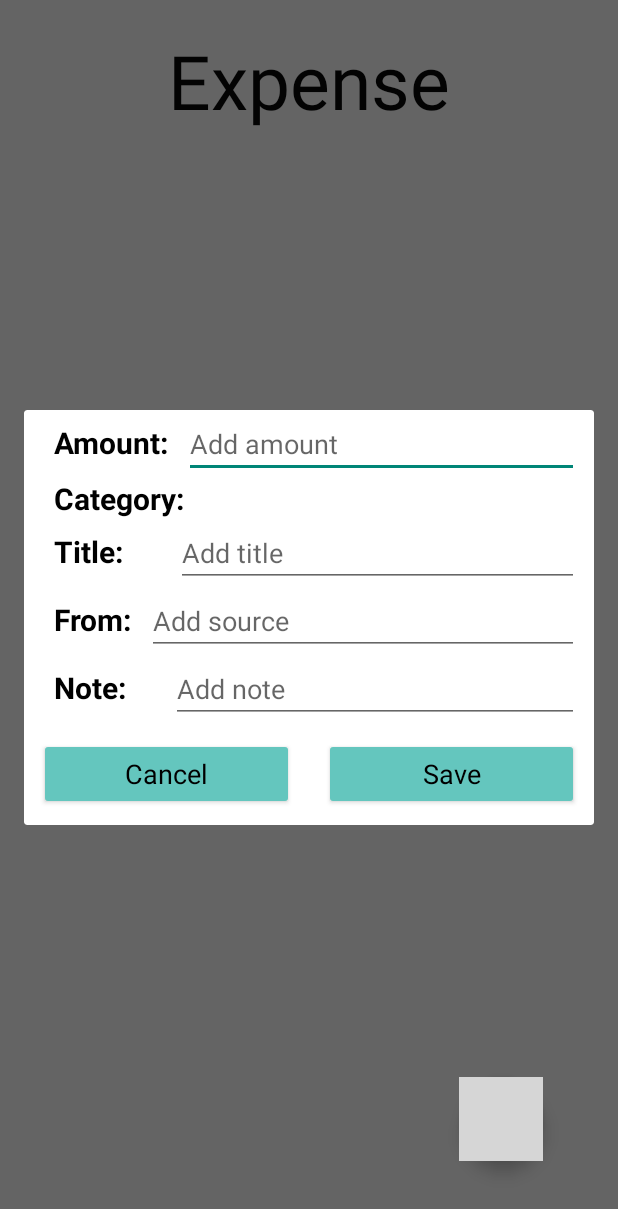
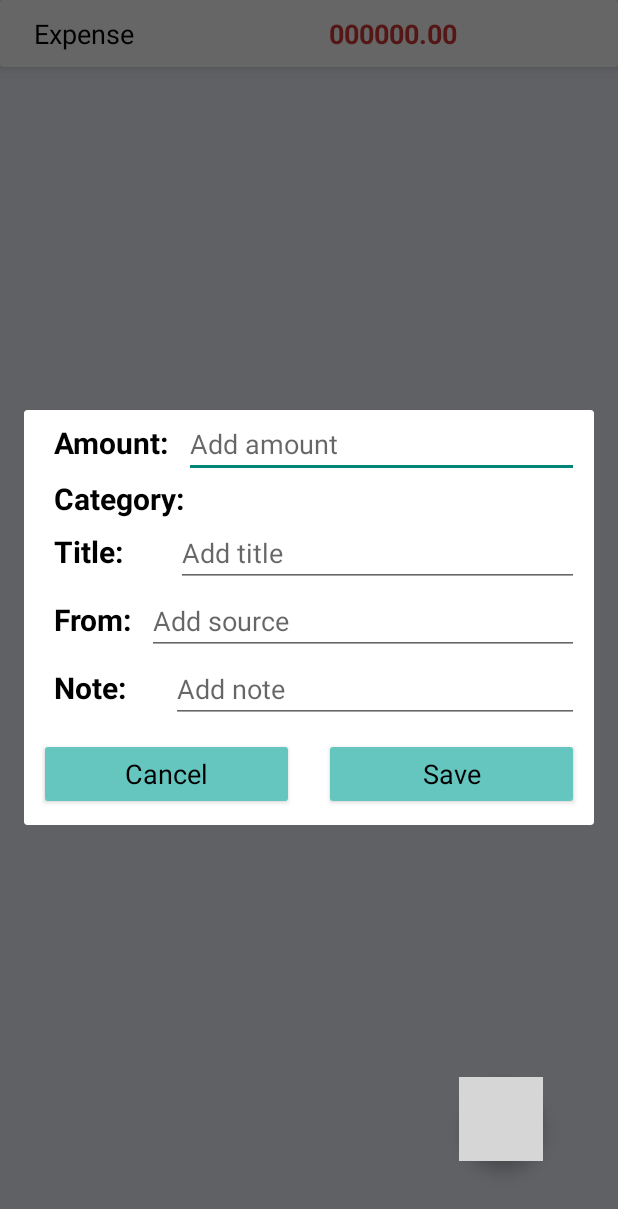
Before and after one commit to Nabilatasnia/NinjaMoneyFinal, an Android app: the Expense screen opened directly, with no data from a screen before it, after a tap on an icon or button, on a phone screen of 412 x 824 dp. Shown: the top 1209 px of the screen. Run offline under Robolectric (Android 15) with nearby library versions, the phone set to English and light mode, and no system bars; our stand-ins replace Firebase (no records; nobody signed in at launch, a user with empty details on screens opened directly); grey boxes are pictures that could not be loaded.

Commit message:
Shundorified by Nabila

```diff
--- a/app/src/main/java/com/example/ninjamoney/Expense.java
+++ b/app/src/main/java/com/example/ninjamoney/Expense.java
@@ -1,16 +1,37 @@
 package com.example.ninjamoney;
 
+import androidx.appcompat.app.AlertDialog;
 import androidx.appcompat.app.AppCompatActivity;
+import androidx.recyclerview.widget.LinearLayoutManager;
+import androidx.recyclerview.widget.RecyclerView;
 
 import android.app.Dialog;
 import android.os.Bundle;
+import android.text.TextUtils;
+import android.view.LayoutInflater;
 import android.view.View;
 import android.widget.Button;
+import android.widget.EditText;
+import android.widget.Toast;
 
+import com.example.ninjamoney.Model.Data;
+import com.firebase.ui.database.FirebaseRecyclerAdapter;
 import com.google.android.material.floatingactionbutton.FloatingActionButton;
+import com.google.firebase.auth.FirebaseAuth;
+import com.google.firebase.auth.FirebaseUser;
+import com.google.firebase.database.DatabaseReference;
+import com.google.firebase.database.FirebaseDatabase;
+
+import java.text.DateFormat;
+import java.util.Date;
 
 public class Expense extends AppCompatActivity  implements View.OnClickListener {
     private FloatingActionButton fab_expense_btn;
+    private FirebaseAuth mAuth;
+    private LinearLayoutManager layoutManager;
+    private DatabaseReference mExpenseDatabase;
+    private RecyclerView recyclerView;
+    private FirebaseRecyclerAdapter adapter;
     @Override
     protected void onCreate(Bundle savedInstanceState) {
         super.onCreate(savedInstanceState);
@@ -20,6 +41,16 @@ public class Expense extends AppCompatActivity  implements View.OnClickListener
     private void setup(){
         fab_expense_btn = findViewById(R.id.add);
         fab_expense_btn.setOnClickListener(this);
+        recyclerView=findViewById(R.id.recycler_id_expense);
+        layoutManager=new LinearLayoutManager(this);
+        layoutManager.setReverseLayout(true);
+        layoutManager.setStackFromEnd(true);
+        recyclerView.setHasFixedSize(true);
+        recyclerView.setLayoutManager(layoutManager);
+        mAuth= FirebaseAuth.getInstance();
+        FirebaseUser muser=mAuth.getCurrentUser();
+        String uid=muser.getUid();
+        mExpenseDatabase= FirebaseDatabase.getInstance().getReference().child("ExpenseData").child(uid);
     }
     @Override
     public void onClick(View v) {
@@ -27,18 +58,65 @@ public class Expense extends AppCompatActivity  implements View.OnClickListener
     }
     private void open(View v) {
 
-        Dialog dialog=new Dialog(Expense.this);
-        dialog.setContentView(R.layout.activity_input_expense);
-        dialog.setTitle("Title...");
-        dialog.show();
-        Button dialogButton = (Button) dialog.findViewById(R.id.button_cancel);
+        AlertDialog.Builder mydialog = new AlertDialog.Builder(Expense.this);
+        LayoutInflater inflater = LayoutInflater.from(Expense.this);
+        View myview = inflater.inflate(R.layout.activity_input_expense, null);
+        mydialog.setView(myview);
+        final AlertDialog dialog = mydialog.create();
+        dialog.setCancelable(false);
+        final EditText edtAmount=myview.findViewById(R.id.amount);
+        final EditText edtTitle=myview.findViewById(R.id.title);
+        final EditText edtFrom=myview.findViewById(R.id.source);
+        final EditText edtNote=myview.findViewById(R.id.note);
 
-        dialogButton.setOnClickListener(new View.OnClickListener() {
+
+        Button btnSave=myview.findViewById(R.id.button_save);
+        Button btnCancel=myview.findViewById(R.id.button_cancel);
+
+        btnSave.setOnClickListener(new View.OnClickListener() {
+            @Override
+            public void onClick(View v) {
+                String title=edtTitle.getText().toString().trim();
+                String amount=edtAmount.getText().toString().trim();
+                //String source=edtSource.getText().toString().trim();
+                String note=edtNote.getText().toString().trim();
+
+                if (TextUtils.isEmpty(title)){
+                    edtTitle.setError("Required Field..");
+                    return;
+                }
+
+                if (TextUtils.isEmpty(amount)){
+                    edtAmount.setError("Required Field..");
+                    return;
+                }
+
+                int amountint=Integer.parseInt(amount);
+
+                if (TextUtils.isEmpty(note)){
+                    edtNote.setError("Required Field..");
+                    return;
+                }
+
+                String id=mExpenseDatabase.push().getKey();
+                String mDate = DateFormat.getDateInstance().format(new Date());
+
+                Data data=new Data(amountint,title, id,mDate,note);
+                mExpenseDatabase.child(id).setValue(data);
+
+                Toast.makeText(Expense.this,"Data ADDED", Toast.LENGTH_SHORT).show();
+
+
+                dialog.dismiss();
+            }
+        });
+        btnCancel.setOnClickListener(new View.OnClickListener() {
             @Override
             public void onClick(View v) {
                 dialog.dismiss();
             }
         });
+        dialog.show();
 
     }
 }
--- a/app/src/main/java/com/example/ninjamoney/Income.java
+++ b/app/src/main/java/com/example/ninjamoney/Income.java
@@ -43,7 +43,7 @@ private FirebaseRecyclerAdapter adapter;
         super.onCreate(savedInstanceState);
         setContentView(R.layout.activity_income);
         setup();
-        Load();
+
     }
 
     private void setup(){
@@ -112,7 +112,7 @@ private FirebaseRecyclerAdapter adapter;
                 mIncomeDatabase.child(id).setValue(data);
 
                 Toast.makeText(Income.this,"Data ADDED", Toast.LENGTH_SHORT).show();
-
+               // Load();
 
                 dialog.dismiss();
             }
--- a/app/src/main/res/layout/activity_expense.xml
+++ b/app/src/main/res/layout/activity_expense.xml
@@ -4,18 +4,73 @@
     xmlns:tools="http://schemas.android.com/tools"
     android:layout_width="match_parent"
     android:layout_height="match_parent"
-    tools:context=".Income">
+    tools:context=".Expense">
 
-    <TextView
-        android:id="@+id/tvIncome"
-        android:layout_width="wrap_content"
-        android:layout_height="108dp"
-        android:layout_centerHorizontal="true"
-        android:height="50dp"
-        android:paddingTop="20dp"
-        android:text="Expense"
-        android:textColor="#070707"
-        android:textSize="50dp" />
+    <LinearLayout
+        android:layout_width="match_parent"
+        android:layout_height="match_parent"
+
+        android:orientation="vertical"
+        android:background="#FFF1F3FC"
+        >
+
+        <androidx.cardview.widget.CardView
+            android:layout_width="match_parent"
+            android:layout_height="wrap_content"
+            app:cardElevation="5dp"
+            android:elevation="10dp">
+            <LinearLayout
+                android:layout_width="match_parent"
+                android:layout_height="wrap_content"
+                android:orientation="horizontal"
+                >
+
+                <RelativeLayout
+                    android:layout_width="0dp"
+                    android:layout_weight="1"
+                    android:gravity="center"
+                    android:layout_margin="10dp"
+
+                    android:layout_height="wrap_content">
+                    <TextView
+                        android:layout_height="wrap_content"
+                        android:layout_width="wrap_content"
+                        android:textAppearance="@style/TextAppearance.AppCompat.Medium"
+                        android:textColor="@color/black"
+                        android:text="Expense"
+                        />
+
+                </RelativeLayout>
+                <RelativeLayout
+                    android:layout_width="0dp"
+                    android:layout_weight="3"
+                    android:gravity="center"
+                    android:layout_margin="10dp"
+
+                    android:layout_height="wrap_content">
+
+                    <TextView
+                        android:id="@+id/income_txt_result"
+                        android:layout_width="wrap_content"
+                        android:layout_height="wrap_content"
+                        android:text="000000.00"
+                        android:textStyle="bold"
+                        android:textAppearance="@style/TextAppearance.AppCompat.Medium"
+                        android:textColor="#D53838" />
+
+                </RelativeLayout>
+            </LinearLayout>
+
+        </androidx.cardview.widget.CardView>
+
+        <androidx.recyclerview.widget.RecyclerView
+            android:layout_width="match_parent"
+            android:layout_height="match_parent"
+            android:id="@+id/recycler_id_expense">
+
+        </androidx.recyclerview.widget.RecyclerView>
+    </LinearLayout>
+
 
     <com.google.android.material.floatingactionbutton.FloatingActionButton
         android:id="@+id/add"
```
Also changed, not shown: app/src/main/res/layout/activity_income.xml (+10 -7 lines), app/src/main/res/layout/activity_loading_menu.xml (+9 -0 lines), app/src/main/res/layout/activity_start_screen.xml (+6 -23 lines), app/src/main/res/drawable-v24/logo.png (added).
